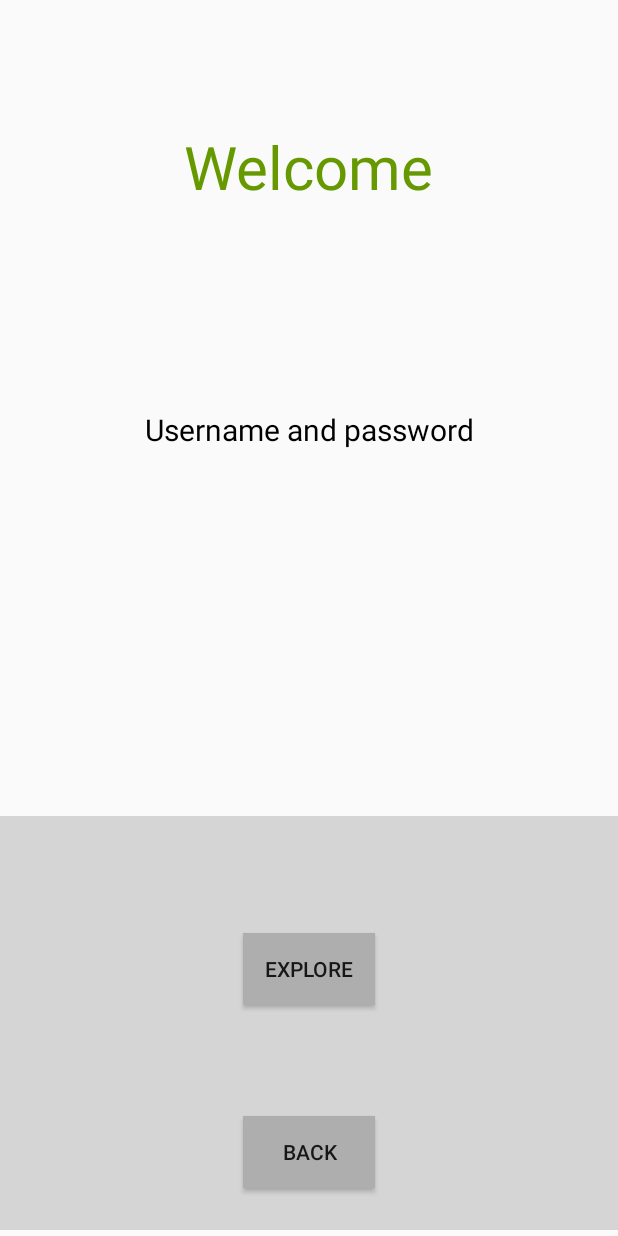
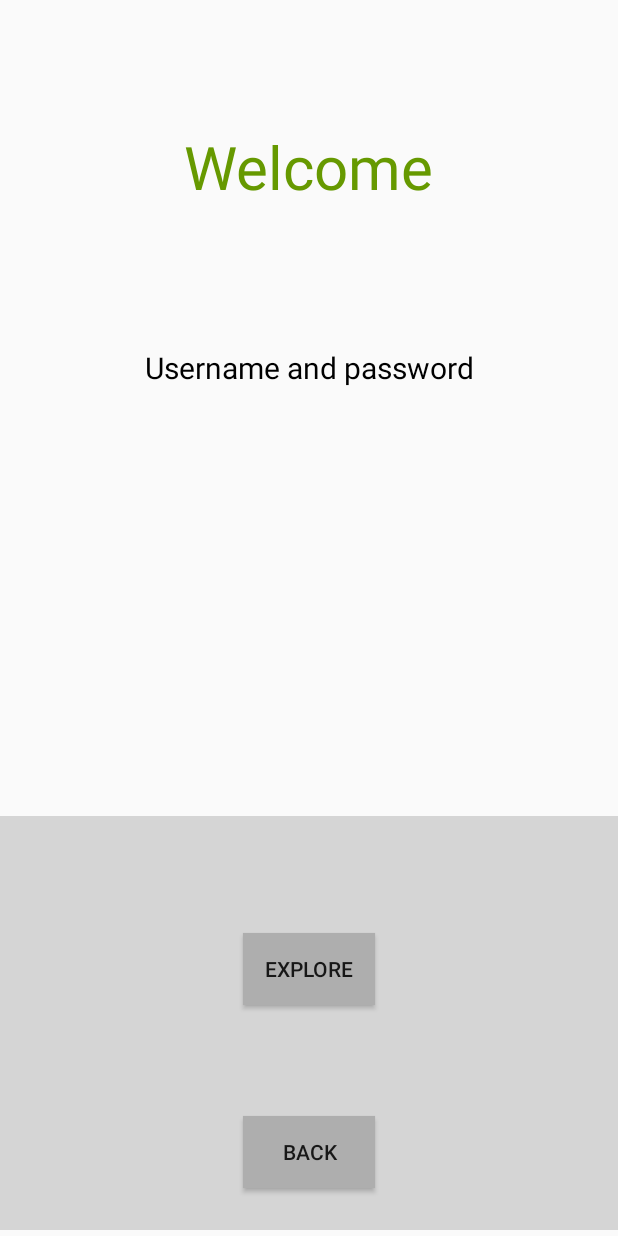
Before and after one commit to Rhushabh121/Fair-Price-Application, an Android app: the layout activity_welcome.xml on its own in the app's theme, with its tools: preview values and no code run, on a phone screen of 412 x 824 dp. Run offline under Robolectric (Android 15) with nearby library versions, the phone set to English and light mode, and no system bars.

Commit message:
bug fixes

```diff
--- a/app/src/main/res/layout/activity_login.xml
+++ b/app/src/main/res/layout/activity_login.xml
@@ -57,6 +57,7 @@
         android:layout_width="match_parent"
         android:layout_height="276dp"
         android:background="#D5D5D5"
+        android:onClick="goBack"
         app:layout_constraintBottom_toBottomOf="parent"
         tools:context=".presentation.Login"
         tools:layout_editor_absoluteX="-1dp">
--- a/app/src/main/res/layout/activity_welcome.xml
+++ b/app/src/main/res/layout/activity_welcome.xml
@@ -8,8 +8,8 @@
 
     <TextView
         android:id="@+id/textView"
-        android:layout_width="322dp"
-        android:layout_height="113dp"
+        android:layout_width="309dp"
+        android:layout_height="197dp"
         android:layout_marginBottom="16dp"
         android:text="Username and password"
         android:textAlignment="center"
@@ -50,6 +50,7 @@
             android:layout_height="wrap_content"
             android:layout_marginBottom="28dp"
             android:background="#AEAEAE"
+            android:onClick="goBack"
             android:text="Back"
             app:layout_constraintBottom_toBottomOf="parent"
             app:layout_constraintEnd_toEndOf="parent"
```
